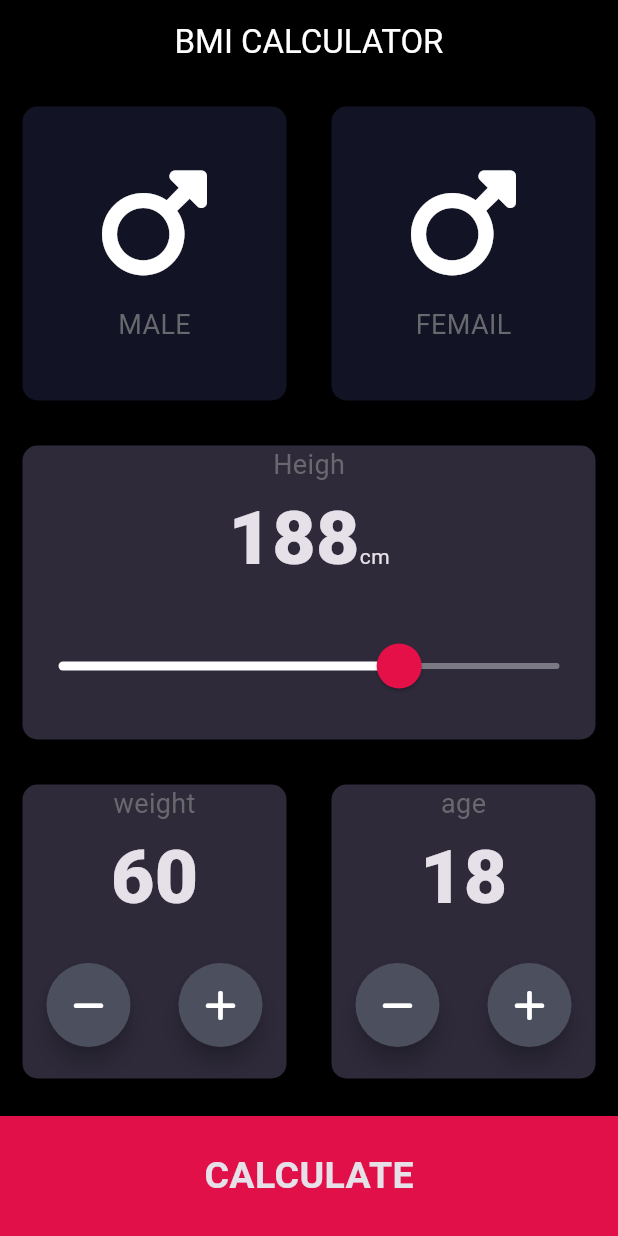
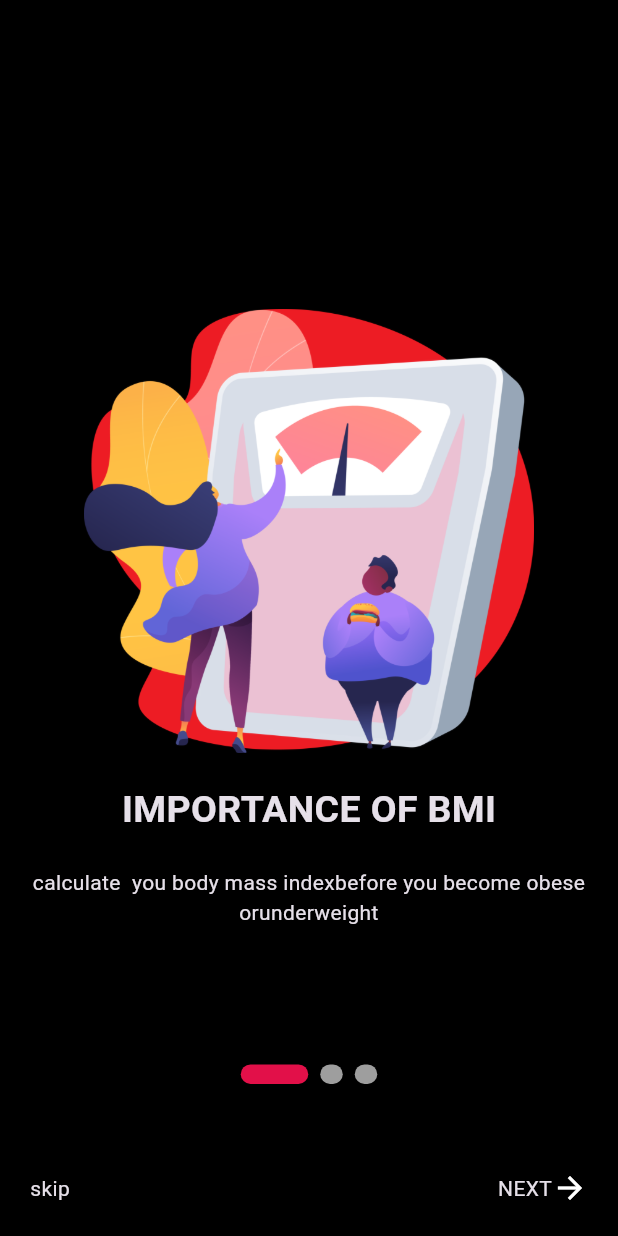
Before and after one commit to najiibmohamed11/bmi_calculator, a Flutter app: the screen it shows after launch, on a phone screen of 412 x 824 dp. Run offline on Flutter 3.47's test engine with Material 3 defaults, Android fonts, the phone set to English and light mode, and no system bars; drawn by our look-alikes of smooth_page_indicator; our stand-ins replace font_awesome_flutter, shared_preferences; missing offline and left inert: dart:ffi.

Commit message:
onbording screem

```diff
--- /dev/null
+++ b/lib/inintialscreen/onbordingscreen.dart
@@ -0,0 +1,95 @@
+import 'package:bmi_calculator_flutter/conistant.dart';
+import 'package:bmi_calculator_flutter/inintialscreen/screen1.dart';
+import 'package:bmi_calculator_flutter/inintialscreen/screen2.dart';
+import 'package:bmi_calculator_flutter/inintialscreen/screen3.dart';
+import 'package:bmi_calculator_flutter/input.dart';
+import 'package:flutter/material.dart';
+import 'package:smooth_page_indicator/smooth_page_indicator.dart';
+import 'package:flutter/material.dart';
+
+class Onboardingscreen extends StatefulWidget {
+  const Onboardingscreen({super.key});
+
+  @override
+  State<Onboardingscreen> createState() => _OnboardingscreenState();
+}
+
+class _OnboardingscreenState extends State<Onboardingscreen> {
+  PageController _controller = PageController();
+
+  bool onlastpage = false;
+
+  @override
+  Widget build(BuildContext context) {
+    return Scaffold(
+        body: Stack(
+      children: [
+        PageView(
+          onPageChanged: (value) {
+            setState(() {
+              onlastpage = (value == 2 ? true : false);
+            });
+          },
+          controller: _controller,
+          children: [Screen1(), Screen2(), Screen3()],
+          //dot indicator
+        ),
+        Container(
+          alignment: Alignment(0.0, 0.75),
+          child: SmoothPageIndicator(
+            controller: _controller,
+            count: 3,
+            effect: ExpandingDotsEffect(
+              dotWidth: 15.0,
+              dotHeight: 13.0,
+              activeDotColor: Color(bottomContainerColor),
+            ),
+          ),
+        ),
+        Container(
+          alignment: Alignment(0.0, 0.95),
+          child: Padding(
+            padding: const EdgeInsets.symmetric(horizontal: 20.0),
+            child: Row(
+              mainAxisAlignment: MainAxisAlignment.spaceBetween,
+              children: [
+                InkWell(
+                    onTap: () {
+                      Navigator.push(
+                        context,
+                        MaterialPageRoute(
+                          builder: (context) {
+                            return Input_file();
+                          },
+                          // fullscreenDialog:
+                          //   true, // Set fullscreenDialog to true
+                        ),
+                      );
+                    },
+                    child: Text("skip")),
+                InkWell(
+                  onTap: () {
+                    onlastpage
+                        ? Navigator.push(context,
+                            MaterialPageRoute(builder: (context) {
+                            return Input_file();
+                          }))
+                        : _controller.nextPage(
+                            duration: Duration(milliseconds: 500),
+                            curve: Curves.easeInCirc);
+                  },
+                  child: Row(
+                    children: [
+                      onlastpage ? Text("DONE") : Text("NEXT"),
+                      Icon(Icons.arrow_forward_sharp),
+                    ],
+                  ),
+                )
+              ],
+            ),
+          ),
+        )
+      ],
+    ));
+  }
+}
--- /dev/null
+++ b/lib/inintialscreen/screen1.dart
@@ -0,0 +1,44 @@
+import 'package:flutter/material.dart';
+
+class Screen1 extends StatelessWidget {
+  const Screen1({super.key});
+
+  @override
+  Widget build(BuildContext context) {
+    return Container(
+      color: Colors.black,
+      child: Container(
+          child: Column(
+        mainAxisAlignment: MainAxisAlignment.center,
+        children: [
+          Container(width: 300, child: Image.asset("assets/firsscreenimg.png")),
+          SizedBox(
+            height: 20,
+          ),
+          Text(
+            "IMPORTANCE OF BMI",
+            style: TextStyle(
+              fontSize: 25,
+              fontWeight: FontWeight.bold,
+            ),
+          ),
+          SizedBox(
+            height: 20,
+          ),
+          Padding(
+            padding: const EdgeInsets.symmetric(
+              horizontal: 10.0,
+            ),
+            child: Text(
+              "calculate  you body mass index"
+              "before you become obese or"
+              "underweight",
+              textAlign: TextAlign.center,
+              style: TextStyle(),
+            ),
+          ),
+        ],
+      )),
+    );
+  }
+}
--- a/lib/main.dart
+++ b/lib/main.dart
@@ -1,12 +1,34 @@
 import 'package:bmi_calculator_flutter/input.dart';
+import 'package:bmi_calculator_flutter/inintialscreen/onbordingscreen.dart';
 import 'package:flutter/material.dart';
+import 'package:shared_preferences/shared_preferences.dart';
 
-void main() {
-  runApp(const MyApp());
+void main() async {
+  WidgetsFlutterBinding.ensureInitialized();
+
+  // Check if onboarding has been completed before
+  SharedPreferences prefs = await SharedPreferences.getInstance();
+  bool onboardingCompleted = prefs.getBool('onboardingCompleted') ?? false;
+
+  // Determine which screen to show
+  Widget initialScreen;
+  if (onboardingCompleted) {
+    // If onboarding has been completed, navigate to your main application screen
+    initialScreen = Input_file(); // Change this to your main application screen
+  } else {
+    // If onboarding has not been completed, show the onboarding screen
+    initialScreen = Onboardingscreen();
+    // Set the flag to indicate that onboarding has been completed
+    prefs.setBool('onboardingCompleted', true);
+  }
+
+  runApp(MyApp(initialScreen: initialScreen));
 }
 
 class MyApp extends StatelessWidget {
-  const MyApp({Key? key}) : super(key: key);
+  final Widget initialScreen;
+
+  const MyApp({Key? key, required this.initialScreen}) : super(key: key);
 
   @override
   Widget build(BuildContext context) {
@@ -19,7 +41,7 @@ class MyApp extends StatelessWidget {
           backgroundColor: Colors.black,
         ),
       ),
-      home: Input_file(),
+      home: initialScreen,
     );
   }
 }
--- a/pubspec.yaml
+++ b/pubspec.yaml
@@ -36,6 +36,8 @@ dependencies:
   # Use with the CupertinoIcons class for iOS style icons.
   cupertino_icons: ^1.0.2
   font_awesome_flutter: ^10.6.0
+  smooth_page_indicator: ^1.1.0
+  shared_preferences: ^2.2.2
 
 
 dev_dependencies:
@@ -59,6 +61,9 @@ flutter:
   # included with your application, so that you can use the icons in
   # the material Icons class.
   uses-material-design: true
+  assets:
+    - assets/
+
 
   # To add assets to your application, add an assets section, like this:
   # assets:
```
Also changed, not shown: lib/inintialscreen/screen2.dart (added, +44 -0 lines), lib/inintialscreen/screen3.dart (added, +46 -0 lines), lib/input.dart (+11 -9 lines), assets/firsscreenimg.png (added), assets/secondscreenimg.png (added), pubspec.lock, 1 other file.
